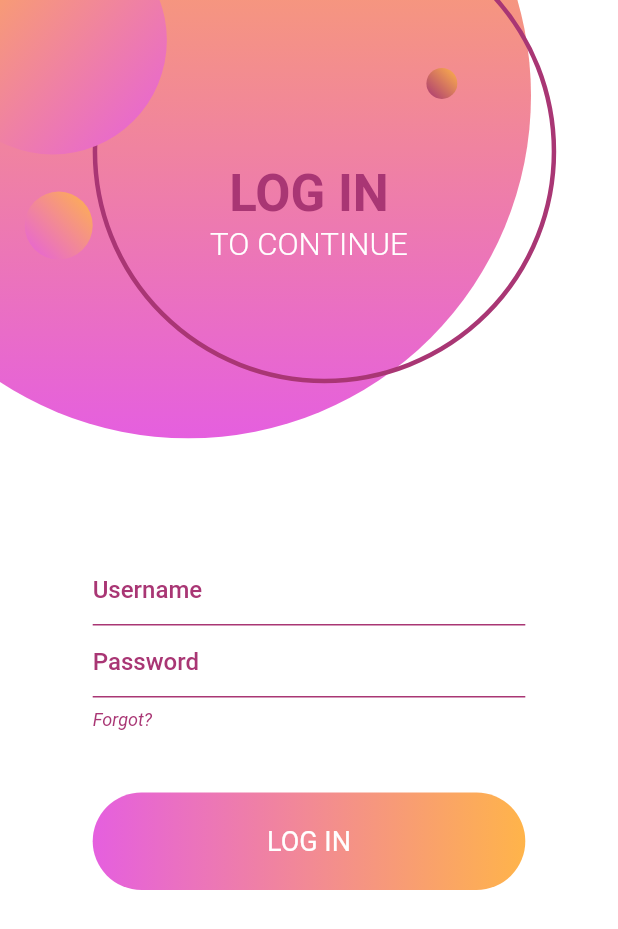
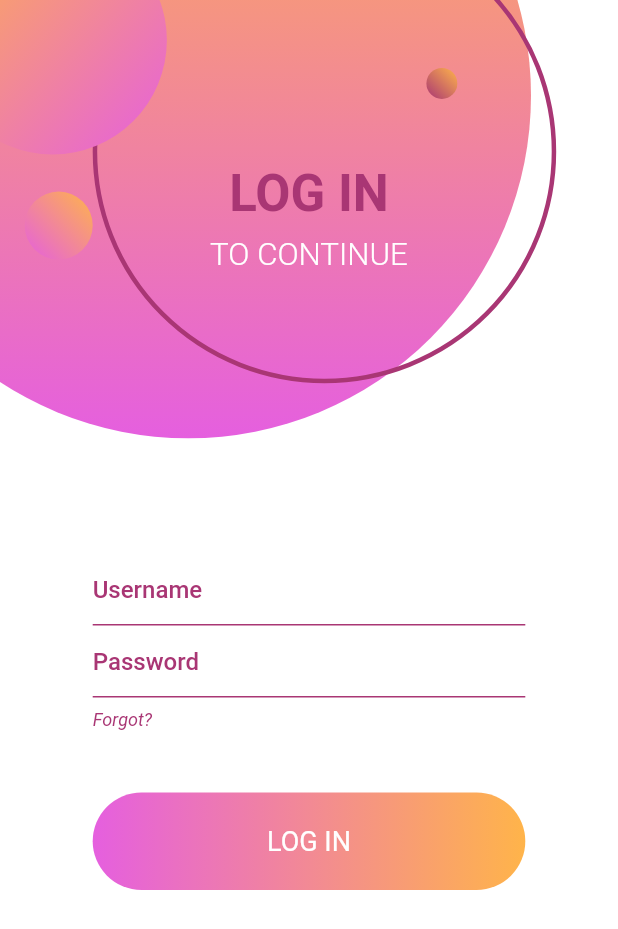
Before and after one commit to DalexisValencia/Simple-login, a Flutter app: the LoginScaffold screen opened directly, on a phone screen of 412 x 824 dp. Shown: the top 929 px of the screen. Run offline on Flutter 3.47's test engine with Material 2 defaults, Android fonts, the phone set to English and light mode, and no system bars; missing offline and left inert: keyboard_visibility; Roboto replaces fonts that are missing (Litia).

```diff
--- a/lib/main.dart
+++ b/lib/main.dart
@@ -20,8 +20,8 @@ class MyApp extends StatelessWidget {
         hoverColor: Color(0xFFffb44a)// Naranja
       ),
       //home: WelcomeScaffold()
-      // home: LoginScaffold()
-      home: RegisterScaffold()
+      home: LoginScaffold()
+      // home: RegisterScaffold()
     );
   }
 }
--- a/lib/pages/login.dart
+++ b/lib/pages/login.dart
@@ -1,5 +1,6 @@
 import 'package:flutter/material.dart';
 import 'package:third_test_app/pages/circle.dart';
+import 'package:third_test_app/pages/header.dart';
 import 'package:third_test_app/widgets/button.dart';
 import 'package:keyboard_visibility/keyboard_visibility.dart';
 import 'package:third_test_app/widgets/input.dart';
@@ -33,7 +34,13 @@ class _LoginPageState extends State<LoginPage> {
           ),
           Positioned(
             top: MediaQuery.of(context).size.height *0.13,
-            child: Header(),
+            // child: Header(),
+            child: HeaderCustom(
+              title: 'LOG IN',
+              titleColor: Theme.of(context).primaryColorDark,
+              subtitle: 'TO CONTINUE',
+              subtitleColor: Theme.of(context).accentColor
+            )
           ),
           Positioned(
             bottom: 0,
@@ -130,47 +137,6 @@ class StackedHead extends StatelessWidget {
 }
 }
 
-class Header extends StatelessWidget {
-  @override
-  Widget build(BuildContext context) {
-    return Container(
-      width: MediaQuery.of(context).size.width,
-      child: Column(
-        children: <Widget>[
-          Container(
-            transform: Matrix4.translationValues(0, -25, 0),
-            width: MediaQuery.of(context).size.width*0.60,
-            child: FittedBox(
-              fit: BoxFit.none,
-              child:  Text(
-                "LOG IN",
-                style: Theme.of(context).textTheme.display1.copyWith(
-                  fontWeight:FontWeight.bold,
-                  color: Theme.of(context).primaryColorDark,
-                  fontFamily: 'Litia',
-                ),
-              ),
-            ),
-          ),
-          Container(
-            transform: Matrix4.translationValues(0, -50, 0),
-            width: MediaQuery.of(context).size.width*0.32,
-            child: FittedBox(
-              fit: BoxFit.fitWidth,
-              child:Text(
-                'TO CONTINUE',
-                style: Theme.of(context).textTheme.title.copyWith(
-                  fontWeight:FontWeight.w300,
-                  color: Theme.of(context).accentColor
-                ),
-              ),
-            ),
-          ),
-        ],
-      ),
-    );
-  }
-}
 
 class LoginForm extends StatefulWidget {
   @override
@@ -183,9 +149,6 @@ class LoginFormState extends State<LoginForm> {
   TextEditingController pass;
   FocusNode focusLoginUser;
   FocusNode focusLoginPass;
-  loginUser() {
-    print("El usurio se ha logeado");
-  }
 
   finish() {
     FocusScope.of(context).requestFocus(new FocusNode());
```
